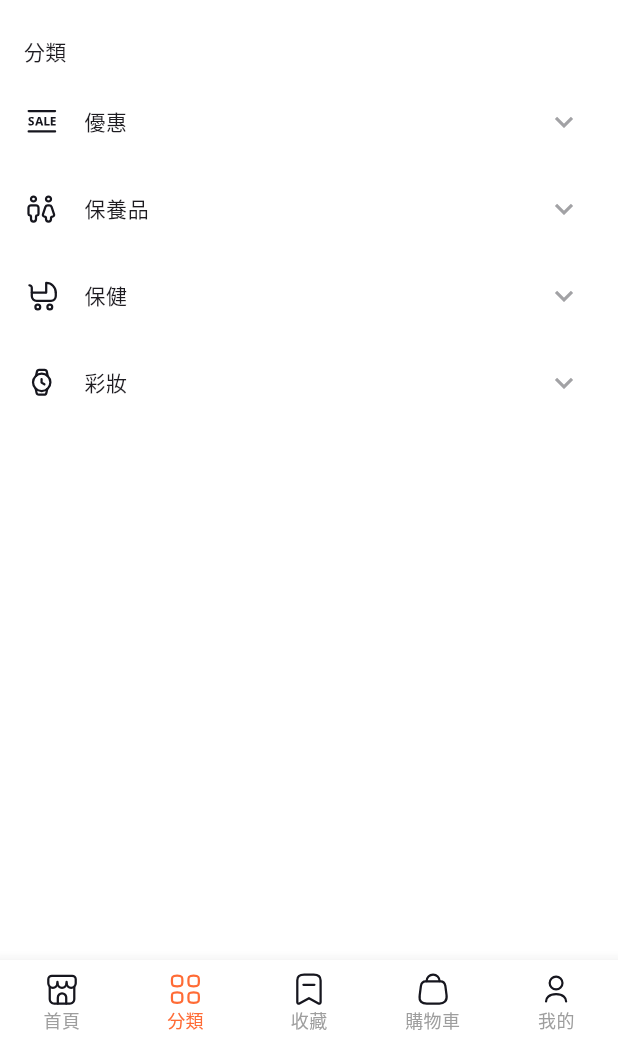
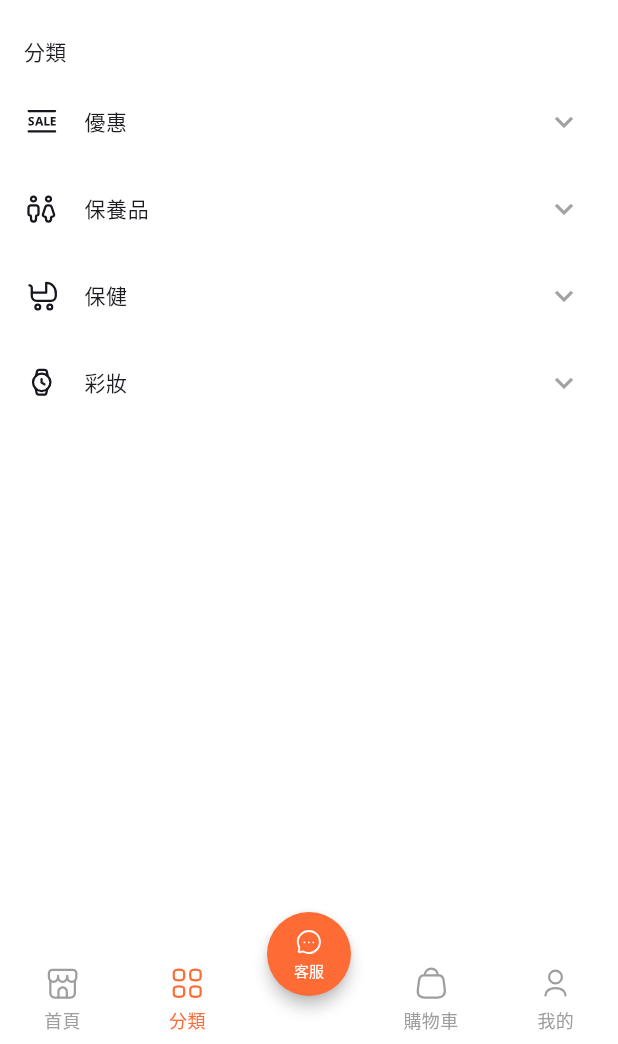
Before and after one commit to beta0221/kingpork-app, a Flutter app: the screen it shows after launch, item 2 of the bottom bar chosen, on a phone screen of 412 x 824 dp, the part 192-1236 px from its top. Run offline on Flutter 3.47's test engine with Material 3 defaults, Android fonts, the phone set to English and light mode, and no system bars; our stand-ins replace cached_network_image, connectivity_plus, flutter_rating_bar, flutter_svg, flutter_widget_from_html_core, form_field_validator and 3 more; missing offline and left inert: flutter_inappwebview; accounts and stored records are empty.

Commit message:
Tabbar 客服按鈕

```diff
--- a/lib/entry_point.dart
+++ b/lib/entry_point.dart
@@ -13,31 +13,45 @@ class EntryPoint extends StatefulWidget {
 }
 
 class _EntryPointState extends State<EntryPoint> {
+  // 移除 BookmarkScreen，改為 4 個頁面
   final List _pages = const [
     ProductListScreen(),
-    // HomeScreen(),
     DiscoverScreen(),
-    BookmarkScreen(),
-    // EmptyCartScreen(), // if Cart is empty
     CartScreen(),
     ProfileScreen(),
   ];
   int _currentIndex = 0;
 
-  @override
-  Widget build(BuildContext context) {
-    SvgPicture svgIcon(String src, {Color? color}) {
-      return SvgPicture.asset(
-        src,
-        height: 24,
-        colorFilter: ColorFilter.mode(
-            color ??
-                Theme.of(context).iconTheme.color!.withValues(alpha:
-                    Theme.of(context).brightness == Brightness.dark ? 0.3 : 1),
-            BlendMode.srcIn),
+  void _openCustomerService() {
+    Navigator.pushNamed(
+      context,
+      webViewScreenRoute,
+      arguments: {
+        'url': '/customer-service',
+        'title': '客服中心',
+        'showRefreshButton': false,
+        'actions': <Widget>[
+          Padding(
+            padding: const EdgeInsets.only(right: 8),
+            child: Center(
+              child: Text(
+                '服務時間\n平日09:30 ~ 20:30\n假日13:00 ~ 17:00',
+                style: TextStyle(
+                  fontSize: 10,
+                  color: Colors.grey[600],
+                  height: 1.3,
+                ),
+                textAlign: TextAlign.right,
+              ),
+            ),
+          ),
+        ],
+      },
     );
   }
 
+  @override
+  Widget build(BuildContext context) {
     return Scaffold(
       appBar: AppBar(
         // pinned: true,
@@ -91,56 +105,91 @@ class _EntryPointState extends State<EntryPoint> {
         },
         child: _pages[_currentIndex],
       ),
-      bottomNavigationBar: Container(
-        padding: const EdgeInsets.only(top: defaultPadding / 2),
+      floatingActionButton: SizedBox(
+        width: 56,
+        height: 56,
+        child: FloatingActionButton(
+          onPressed: _openCustomerService,
+          backgroundColor: primaryColor,
+          elevation: 4,
+          shape: const CircleBorder(),
+          child: Column(
+            mainAxisAlignment: MainAxisAlignment.center,
+            children: [
+              SvgPicture.asset(
+                "assets/icons/Chat.svg",
+                height: 20,
+                colorFilter: const ColorFilter.mode(Colors.white, BlendMode.srcIn),
+              ),
+              const SizedBox(height: 2),
+              const Text(
+                '客服',
+                style: TextStyle(
+                  color: Colors.white,
+                  fontSize: 10,
+                  fontWeight: FontWeight.w500,
+                ),
+              ),
+            ],
+          ),
+        ),
+      ),
+      floatingActionButtonLocation: FloatingActionButtonLocation.centerDocked,
+      bottomNavigationBar: BottomAppBar(
+        padding: const EdgeInsets.symmetric(horizontal: 0),
+        height: 60,
         color: Theme.of(context).brightness == Brightness.light
             ? Colors.white
             : const Color(0xFF101015),
-        child: BottomNavigationBar(
-          currentIndex: _currentIndex,
-          onTap: (index) {
-            if (index != _currentIndex) {
+        shape: const CircularNotchedRectangle(),
+        notchMargin: 8,
+        child: Row(
+          mainAxisAlignment: MainAxisAlignment.spaceAround,
+          children: [
+            // 左邊兩個按鈕
+            _buildNavItem(0, "assets/icons/Stores.svg", "首頁"),
+            _buildNavItem(1, "assets/icons/Category.svg", "分類"),
+            // 中間空間給 FAB
+            const SizedBox(width: 56),
+            // 右邊兩個按鈕
+            _buildNavItem(2, "assets/icons/Bag.svg", "購物車"),
+            _buildNavItem(3, "assets/icons/Profile.svg", "我的"),
+          ],
+        ),
+      ),
+    );
+  }
+
+  Widget _buildNavItem(int index, String iconPath, String label) {
+    final isSelected = _currentIndex == index;
+    final color = isSelected ? primaryColor : Colors.grey;
+
+    return InkWell(
+      onTap: () {
+        if (_currentIndex != index) {
           setState(() {
             _currentIndex = index;
           });
         }
       },
-          backgroundColor: Theme.of(context).brightness == Brightness.light
-              ? Colors.white
-              : const Color(0xFF101015),
-          type: BottomNavigationBarType.fixed,
-          // selectedLabelStyle: TextStyle(color: primaryColor),
-          selectedFontSize: 12,
-          selectedItemColor: primaryColor,
-          unselectedItemColor: Colors.grey,
-          items: [
-            BottomNavigationBarItem(
-              icon: svgIcon("assets/icons/Stores.svg"),
-              activeIcon: svgIcon("assets/icons/Stores.svg", color: primaryColor),
-              label: "首頁",
+      child: SizedBox(
+        width: 60,
+        child: Column(
+          mainAxisSize: MainAxisSize.min,
+          mainAxisAlignment: MainAxisAlignment.center,
+          children: [
+            SvgPicture.asset(
+              iconPath,
+              height: 24,
+              colorFilter: ColorFilter.mode(color, BlendMode.srcIn),
             ),
-            BottomNavigationBarItem(
-              icon: svgIcon("assets/icons/Category.svg"),
-              activeIcon:
-                  svgIcon("assets/icons/Category.svg", color: primaryColor),
-              label: "分類",
+            const SizedBox(height: 4),
+            Text(
+              label,
+              style: TextStyle(
+                fontSize: 12,
+                color: color,
               ),
-            BottomNavigationBarItem(
-              icon: svgIcon("assets/icons/Bookmark.svg"),
-              activeIcon:
-                  svgIcon("assets/icons/Bookmark.svg", color: primaryColor),
-              label: "收藏",
-            ),
-            BottomNavigationBarItem(
-              icon: svgIcon("assets/icons/Bag.svg"),
-              activeIcon: svgIcon("assets/icons/Bag.svg", color: primaryColor),
-              label: "購物車",
-            ),
-            BottomNavigationBarItem(
-              icon: svgIcon("assets/icons/Profile.svg"),
-              activeIcon:
-                  svgIcon("assets/icons/Profile.svg", color: primaryColor),
-              label: "我的",
             ),
           ],
         ),
--- a/lib/route/router.dart
+++ b/lib/route/router.dart
@@ -259,6 +259,8 @@ Route<dynamic> generateRoute(RouteSettings settings) {
             url: args?['url'] ?? '/',
             title: args?['title'],
             showAppBar: args?['showAppBar'] ?? true,
+            actions: args?['actions'] as List<Widget>?,
+            showRefreshButton: args?['showRefreshButton'] ?? true,
           );
         },
       );
--- a/lib/screens/webview/webview_screen.dart
+++ b/lib/screens/webview/webview_screen.dart
@@ -10,11 +10,19 @@ class WebViewScreen extends StatefulWidget {
   final String? title;
   final bool showAppBar;
 
+  /// 自訂 AppBar actions（顯示在右邊）
+  final List<Widget>? actions;
+
+  /// 是否顯示重新整理按鈕（預設 true）
+  final bool showRefreshButton;
+
   const WebViewScreen({
     super.key,
     required this.url,
     this.title,
     this.showAppBar = true,
+    this.actions,
+    this.showRefreshButton = true,
   });
 
   @override
@@ -118,6 +126,10 @@ class _WebViewScreenState extends State<WebViewScreen> {
             ? AppBar(
                 title: Text(_pageTitle ?? widget.title ?? '網頁檢視'),
                 actions: [
+                  // 自訂 actions
+                  if (widget.actions != null) ...widget.actions!,
+                  // 重新整理按鈕
+                  if (widget.showRefreshButton)
                     IconButton(
                       icon: const Icon(Icons.refresh),
                       onPressed: () {
```
Lines whose indentation alone changed are shown as unchanged.
